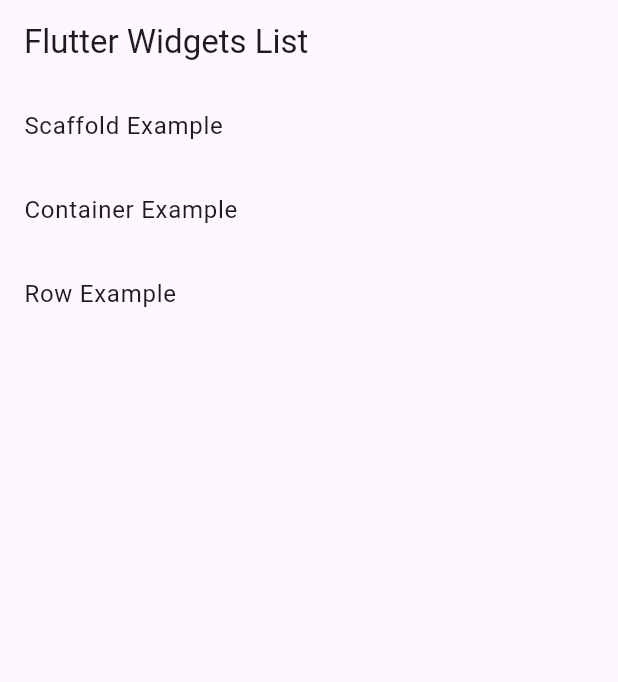
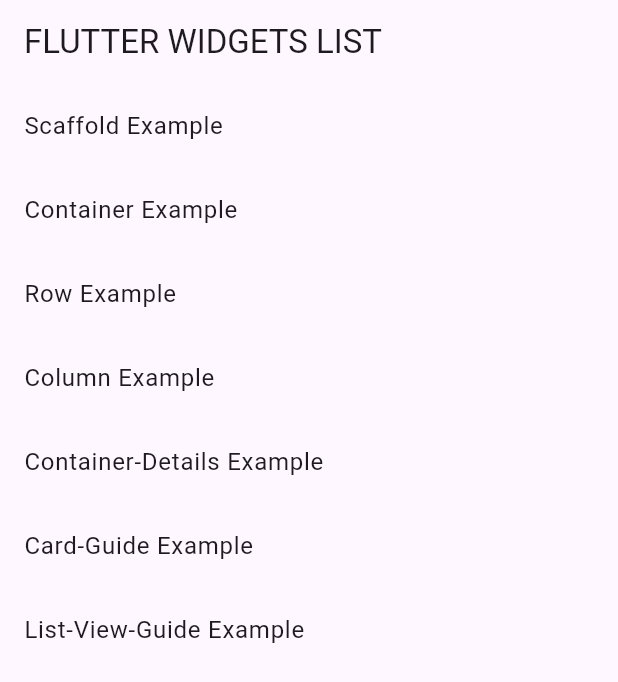
Before and after one commit to irina532/first_flutter_app, a Flutter app: the screen it shows after launch, on a phone screen of 412 x 824 dp. Shown: the top 682 px of the screen. Run offline on Flutter 3.47's test engine with Material 3 defaults, Android fonts, the phone set to English and light mode, and no system bars.

```diff
--- a/lib/RowExample.dart
+++ b/lib/Modules/Class-3/Collumn_Guide/collumn_guide_view.dart
@@ -1,9 +1,9 @@
 import 'package:flutter/material.dart';
-class RowExample extends StatelessWidget {
+class CollumnExample extends StatelessWidget {
   @override
   Widget build(BuildContext context) {
     return Scaffold(
-      appBar: AppBar(title: Text('Row Example')),
+      appBar: AppBar(title: Text('Collumn Example')),
       body: Center(
         child: Column(
           mainAxisAlignment: MainAxisAlignment.center,
@@ -14,7 +14,7 @@ class RowExample extends StatelessWidget {
             ),
             Icon(Icons.star, color: Colors.yellow),
 
-            Text('Row Example'),
+            Text('Collumn Example'),
 
           ],
         ),
--- /dev/null
+++ b/lib/Modules/Class-3/Home/home_view.dart
@@ -0,0 +1,48 @@
+
+import 'package:first_app/Modules/Class-3/Collumn_Guide/collumn_guide_view.dart';
+import 'package:first_app/Modules/Class-3/Container_Guide/container_guide_view.dart';
+import 'package:first_app/Modules/Class-3/Row_Guide/row_guide_view.dart';
+import 'package:first_app/Modules/Class-3/Scaffold_Guide/scaffold_guide_view.dart';
+import 'package:first_app/Modules/Class-4/CardGuide/card_guide_view.dart';
+import 'package:first_app/Modules/Class-4/containerDetailsGuide/container_details_guide_view.dart';
+import 'package:first_app/Modules/Class-4/listViewGuide/list_view_guide_view.dart';
+import 'package:flutter/material.dart';
+
+class HomeScreen extends StatelessWidget {
+  // List of pages and their titles
+  final List<Map<String, dynamic>> pages = [
+    {'title': 'Scaffold Example', 'page': ScaffoldExample()},
+    {'title': 'Container Example', 'page': ContainerExample()},
+    {'title': 'Row Example ', 'page': RowExample()},
+
+     {'title': 'Column Example', 'page': CollumnExample() },
+     {'title': 'Container-Details Example', 'page': ContainerDetailsGuide() },
+     {'title': 'Card-Guide Example', 'page': CardGuide() },
+     {'title': 'List-View-Guide Example', 'page': ListViewGuide() },
+    // {'title': 'Text Example', 'page': TextExample()},
+    // {'title': 'SizedBox Example', 'page': SizedBoxExample()},
+    // {'title': 'Center Example', 'page': CenterExample()},
+  ];
+
+  @override
+  Widget build(BuildContext context) {
+    return Scaffold(
+      appBar: AppBar(title: Text('Flutter Widgets List'.toUpperCase())),
+      body: ListView.builder(
+        itemCount: pages.length,
+        itemBuilder: (context, index) {
+          return ListTile(
+            title: Text(pages[index]['title']),
+            onTap: () {
+              // Navigate to the selected page
+              Navigator.push(
+                context,
+                MaterialPageRoute(builder: (context) => pages[index]['page']),
+              );
+            },
+          );
+        },
+      ),
+    );
+  }
+}
--- a/lib/main.dart
+++ b/lib/main.dart
@@ -1,6 +1,6 @@
-import 'package:first_app/Container.dart';
-import 'package:first_app/RowExample.dart';
-import 'package:first_app/Scaffold.dart';
+
+import 'package:first_app/Modules/Class-3/Home/home_view.dart';
+
 import 'package:flutter/material.dart';
 
 void main() {
@@ -17,38 +17,3 @@ class MyApp extends StatelessWidget {
     );
   }
 }
-
-class HomeScreen extends StatelessWidget {
-  // List of pages and their titles
-  final List<Map<String, dynamic>> pages = [
-    {'title': 'Scaffold Example', 'page': ScaffoldExample()},
-    {'title': 'Container Example', 'page': ContainerExample()},
-    {'title': 'Row Example ', 'page': RowExample()},
-    // {'title': 'Column Example', 'page': ColumnExample()},
-    // {'title': 'Text Example', 'page': TextExample()},
-    // {'title': 'SizedBox Example', 'page': SizedBoxExample()},
-    // {'title': 'Center Example', 'page': CenterExample()},
-  ];
-
-  @override
-  Widget build(BuildContext context) {
-    return Scaffold(
-      appBar: AppBar(title: Text('Flutter Widgets List')),
-      body: ListView.builder(
-        itemCount: pages.length,
-        itemBuilder: (context, index) {
-          return ListTile(
-            title: Text(pages[index]['title']),
-            onTap: () {
-              // Navigate to the selected page
-              Navigator.push(
-                context,
-                MaterialPageRoute(builder: (context) => pages[index]['page']),
-              );
-            },
-          );
-        },
-      ),
-    );
-  }
-}
```
Also changed, not shown: lib/Modules/Class-3/Row_Guide/row_guide_view.dart (added, +22 -0 lines), lib/Modules/Class-4/CardGuide/card_guide_view.dart (added, +36 -0 lines), lib/Modules/Class-4/containerDetailsGuide/container_details_guide_view.dart (added, +41 -0 lines), lib/Modules/Class-4/listViewGuide/list_view_guide_view.dart (added, +24 -0 lines), lib/Modules/Class-3/Container_Guide/container_guide_view.dart (renamed from lib/Container.dart), lib/Modules/Class-3/Scaffold_Guide/scaffold_guide_view.dart (renamed from lib/Scaffold.dart).
